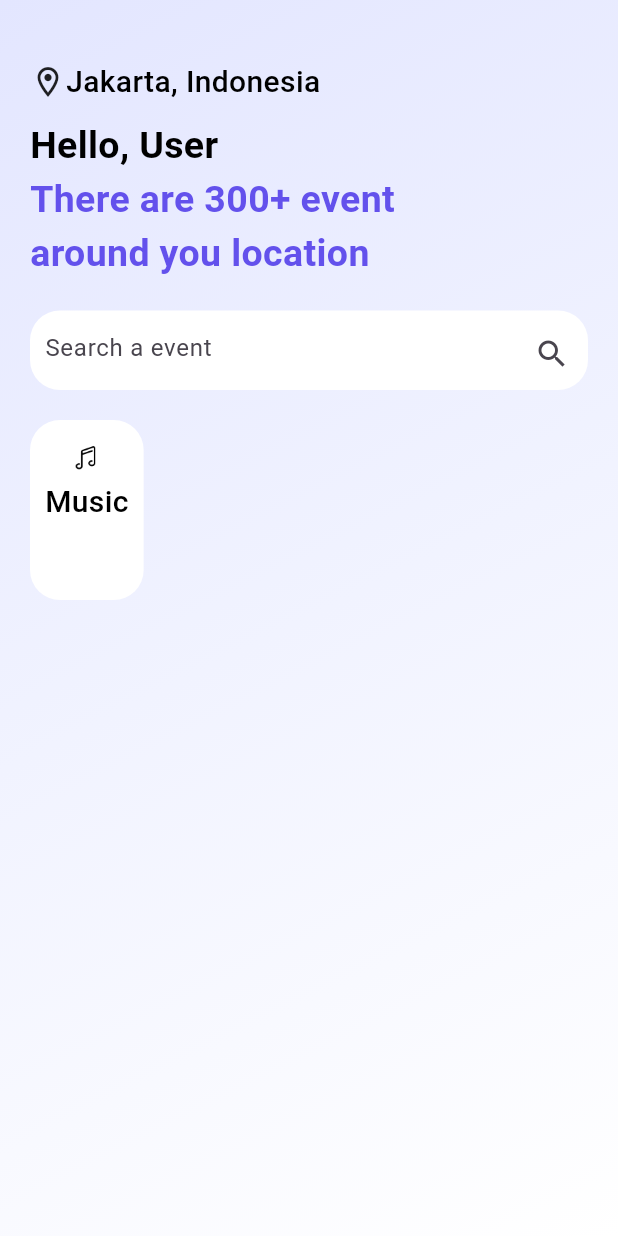
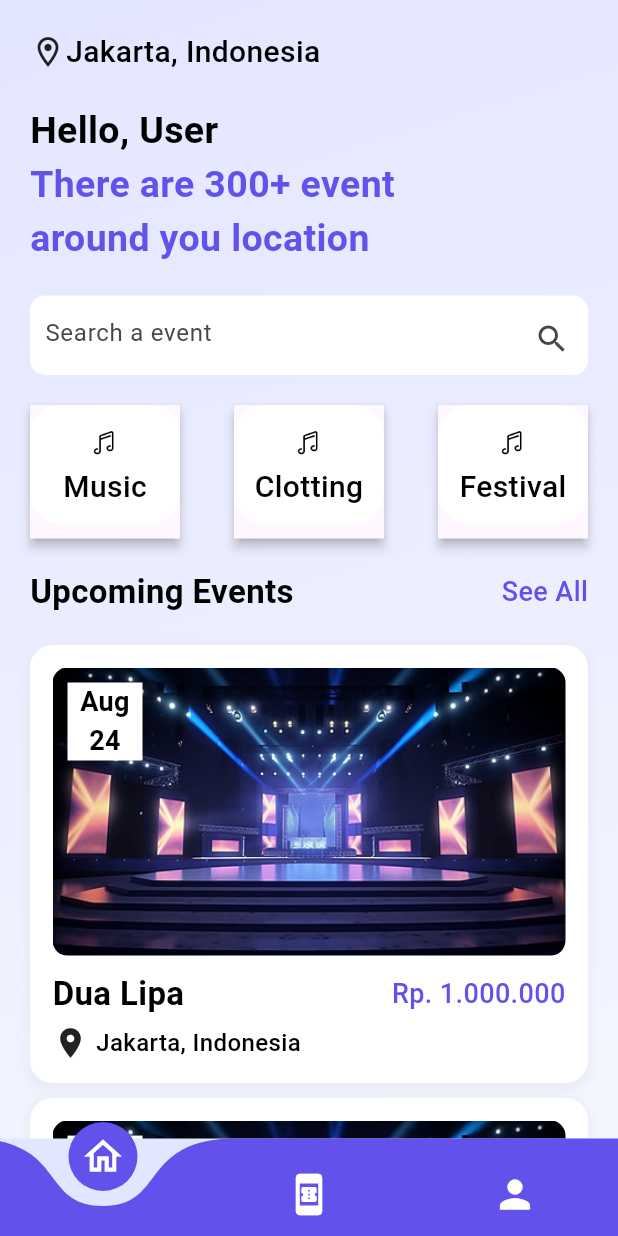
Before and after one commit to IlhamGhaza/event_booking_ui, a Flutter app: the screen it shows after launch, on a phone screen of 412 x 824 dp. Run offline on Flutter 3.47's test engine with Material 3 defaults, Android fonts, the phone set to English and light mode, and no system bars; drawn by our look-alikes of curved_navigation_bar.

Commit message:
feat: add booking, profile pages and refactor home page structure

```diff
--- a/lib/main.dart
+++ b/lib/main.dart
@@ -1,4 +1,6 @@
-import 'pages/home.dart';
+import 'package:event_booking_app/pages/home/bottomnav.dart';
+
+import 'pages/home/home.dart';
 import 'package:flutter/material.dart';
 
 void main() {
@@ -33,7 +35,7 @@ class MyApp extends StatelessWidget {
         colorScheme: ColorScheme.fromSeed(seedColor: Colors.deepPurple),
         useMaterial3: true,
       ),
-      home: const HomePage(),
+      home: const Bottomnav(),
     );
   }
 }
--- /dev/null
+++ b/lib/pages/booking/booking.dart
@@ -0,0 +1,19 @@
+import 'package:flutter/material.dart';
+
+class Booking extends StatefulWidget {
+  const Booking({super.key});
+
+  @override
+  State<Booking> createState() => _BookingState();
+}
+
+class _BookingState extends State<Booking> {
+  @override
+  Widget build(BuildContext context) {
+    return Scaffold(
+      body: Center(
+        child: Text('Booking'),
+      ),
+    );
+  }
+}
--- a/lib/pages/home.dart
+++ /dev/null
@@ -1,125 +0,0 @@
-import 'package:flutter/material.dart';
-
-class HomePage extends StatefulWidget {
-  const HomePage({super.key});
-
-  @override
-  State<HomePage> createState() => _HomePageState();
-}
-
-class _HomePageState extends State<HomePage> {
-  @override
-  Widget build(BuildContext context) {
-    double widthQ = MediaQuery.of(context).size.width;
-    return Scaffold(
-      body: Container(
-        padding: EdgeInsets.only(top: 40, left: 20, right: 20),
-        width: widthQ,
-        decoration: BoxDecoration(
-          gradient: LinearGradient(
-            colors: [
-              Color(0xffe3e6ff),
-              Color(0xfff1f3ff),
-              Colors.white,
-            ],
-            begin: Alignment.topLeft,
-            end: Alignment.bottomRight,
-          ),
-        ),
-        child: Column(
-          crossAxisAlignment: CrossAxisAlignment.start,
-          children: [
-            Row(
-              children: [
-                Icon(
-                  Icons.location_on_outlined,
-                ),
-                Text(
-                  'Jakarta, Indonesia',
-                  style: TextStyle(
-                    color: Colors.black,
-                    fontSize: 20,
-                    fontWeight: FontWeight.w500,
-                  ),
-                ),
-              ],
-            ),
-            SizedBox(
-              height: 10,
-            ),
-            Text(
-              'Hello, User',
-              style: TextStyle(
-                color: Colors.black,
-                fontSize: 25,
-                fontWeight: FontWeight.bold,
-              ),
-            ),
-            Text(
-              'There are 300+ event\naround you location',
-              style: TextStyle(
-                color: Color(0xff6351ec),
-                fontSize: 25,
-                fontWeight: FontWeight.bold,
-              ),
-            ),
-            SizedBox(
-              height: 20,
-            ),
-            Container(
-              padding: EdgeInsets.only(left: 10, top:5),
-              width: widthQ,
-              decoration: BoxDecoration(
-                color: Colors.white,
-                borderRadius: BorderRadius.circular(20),
-              ),
-              child: TextField(
-                decoration: InputDecoration(
-                  hintText: 'Search a event',
-                  suffixIcon: Icon(Icons.search),
-                  border: InputBorder.none,
-                ),
-              ),
-            ),
-            SizedBox(
-              height: 20,
-            ),
-            Container(
-              height: 120,
-              child: ListView(
-                scrollDirection: Axis.horizontal,
-                children: [
-                  Container(
-                    padding: EdgeInsets.all(10),
-                    decoration: BoxDecoration(
-                      color: Colors.white,
-                      borderRadius: BorderRadius.circular(20),
-                    ),
-                    child: Column(
-                      children: [
-                        Image.asset(
-                          'assets/images/music.png',
-                          height: 30,
-                          width: 30,
-                          fit: BoxFit.cover,
-                        ),
-                        Text(
-                          'Music',
-                          style: TextStyle(
-                            color: Colors.black,
-                            fontSize: 20,
-                            fontWeight: FontWeight.w500,
-                          ),
-                        ),
-                      ],
-                    ),
-                  )
-                ],
-              ),
-            )
-          ],
-        ),
-      ),
-    );
-  }
-}
--- /dev/null
+++ b/lib/pages/home/bottomnav.dart
@@ -0,0 +1,55 @@
+import 'package:curved_navigation_bar/curved_navigation_bar.dart';
+import 'package:flutter/material.dart';
+import '../booking/booking.dart';
+import '../profile/profile.dart';
+import 'home.dart';
+
+class Bottomnav extends StatefulWidget {
+  const Bottomnav({super.key});
+
+  @override
+  State<Bottomnav> createState() => _BottomnavState();
+}
+
+class _BottomnavState extends State<Bottomnav> {
+  late List<Widget> pages;
+  late HomePage home;
+  late Booking booking;
+  late Profile profile;
+  int currentIndex = 0;
+
+  @override
+  void initState() {
+    // TODO: implement initState
+    super.initState();
+
+    home = HomePage();
+    booking = Booking();
+    profile = Profile();
+    pages = [home, booking, profile];
+  }
+
+  @override
+  Widget build(BuildContext context) {
+    return Scaffold(
+      bottomNavigationBar: CurvedNavigationBar(
+        height: 65,
+        backgroundColor: Color(0xffe3e6ff), // Matches gradient from home
+        color: Color(0xff6351ec), // Main purple color from home
+        buttonBackgroundColor: Color(0xff6351ec), // Keep consistent
+        animationDuration: Duration(milliseconds: 500),
+        items: [
+          Icon(Icons.home_outlined, color: Colors.white, size: 30),
+          Icon(Icons.book_online, color: Colors.white, size: 30),
+          Icon(Icons.person, color: Colors.white, size: 30),
+        ],
+        onTap: (index) {
+          setState(() {
+            currentIndex = index;
+          });
+        },
+      ),
+      body: pages[currentIndex],
+    );
+  }
+}
--- /dev/null
+++ b/lib/pages/home/fragment/event-fragment.dart
@@ -0,0 +1,103 @@
+import 'package:flutter/material.dart';
+
+class Eventfragment extends StatelessWidget {
+  final VoidCallback onPressed;
+  final String imageEvent;
+  final String textDate;
+  final String textName;
+  final String textLocation;
+  final String textPrice;
+  const Eventfragment({super.key, required this.onPressed, required this.imageEvent, required this.textDate, required this.textName, required this.textLocation, required this.textPrice});
+
+  @override
+  Widget build(BuildContext context) {
+    double widthQ = MediaQuery.of(context).size.width;
+    return Column(
+      children: [
+        Container(
+          width: widthQ,
+          decoration: BoxDecoration(
+            color: Colors.white,
+            borderRadius: BorderRadius.circular(10),
+          ),
+          child: Stack(
+            children: [
+              ClipRRect(
+                borderRadius: BorderRadius.circular(10),
+                child: Image.asset(
+                  imageEvent,
+                  width: widthQ,
+                  fit: BoxFit.cover,
+                ),
+              ),
+              Container(
+                margin: EdgeInsets.only(top: 10, left: 10),
+                width: 50,
+                decoration: BoxDecoration(
+                  color: Colors.white,
+                ),
+                child: Center(
+                  child: Text(
+                    textDate,
+                    textAlign: TextAlign.center,
+                    style: TextStyle(
+                      fontSize: 18,
+                      color: Colors.black,
+                      fontWeight: FontWeight.bold,
+                    ),
+                  ),
+                ),
+              )
+            ],
+          ),
+        ),
+        SizedBox(height: 10),
+        Row(
+          mainAxisAlignment: MainAxisAlignment.spaceBetween,
+          children: [
+            Expanded(
+              child: Text(
+                textName,
+                maxLines: 1,
+                style: TextStyle(
+                  color: Colors.black,
+                  fontSize: 22,
+                  fontWeight: FontWeight.bold,
+                  overflow: TextOverflow.ellipsis,
+                ),
+              ),
+            ),
+            InkWell(
+              onTap: () {},
+              child: Text(
+                textPrice,
+                style: TextStyle(
+                  color: Color(0xff6351ec),
+                  fontSize: 18,
+                  fontWeight: FontWeight.w500,
+                ),
+              ),
+            ),
+          ],
+        ),
+        SizedBox(height: 5),
+        Row(
+          children: [
+            Icon(
+              Icons.location_on,
+            ),
+            SizedBox(width: 5),
+            Text(
+              textLocation,
+              style: TextStyle(
+                color: Colors.black,
+                fontSize: 16,
+                fontWeight: FontWeight.w500,
+              ),
+            ),
+          ],
+        )
+      ],
+    );
+  }
+}
--- /dev/null
+++ b/lib/pages/home/fragment/iconbar-fragment.dart
@@ -0,0 +1,46 @@
+import 'package:flutter/material.dart';
+
+class IconBarFragment extends StatelessWidget {
+  final VoidCallback onPressed;
+  final String imagePath;
+  final String text;
+  const IconBarFragment({super.key, required this.imagePath, required this.text, required this.onPressed});
+
+  @override
+  Widget build(BuildContext context) {
+    return InkWell(
+      onTap: () {},
+      child: Material(
+        elevation: 3,
+        child: Container(
+          margin: EdgeInsets.only(bottom: 10),
+          width: 100,
+          padding: EdgeInsets.all(10),
+          decoration: BoxDecoration(
+            color: Colors.white,
+            borderRadius: BorderRadius.circular(20),
+          ),
+          child: Column(
+            mainAxisAlignment: MainAxisAlignment.center,
+            children: [
+              Image.asset(
+                imagePath,
+                height: 30,
+                width: 30,
+                fit: BoxFit.cover,
+              ),
+              Text(
+                text,
+                style: TextStyle(
+                  color: Colors.black,
+                  fontSize: 20,
+                  fontWeight: FontWeight.w500,
+                ),
+              ),
+            ],
+          ),
+        ),
+      ),
+    );
+  }
+}
--- /dev/null
+++ b/lib/pages/home/home.dart
@@ -0,0 +1,181 @@
+import 'package:event_booking_app/pages/home/fragment/event-fragment.dart';
+import 'package:event_booking_app/pages/home/fragment/iconbar-fragment.dart';
+import 'package:flutter/material.dart';
+
+class HomePage extends StatefulWidget {
+  const HomePage({super.key});
+
+  @override
+  State<HomePage> createState() => _HomePageState();
+}
+
+class _HomePageState extends State<HomePage> {
+  @override
+  Widget build(BuildContext context) {
+    double widthQ = MediaQuery.of(context).size.width;
+    return Scaffold(
+      body: SafeArea(
+        child: SingleChildScrollView(
+          child: Container(
+            padding: EdgeInsets.only(top: 20, left: 20, right: 20),
+            width: widthQ,
+            decoration: BoxDecoration(
+              gradient: LinearGradient(
+                colors: [
+                  Color(0xffe3e6ff),
+                  Color(0xfff1f3ff),
+                  Colors.white,
+                ],
+                begin: Alignment.topLeft,
+                end: Alignment.bottomRight,
+              ),
+            ),
+            child: Column(
+              spacing: 20,
+              crossAxisAlignment: CrossAxisAlignment.start,
+              children: [
+                Row(
+                  children: [
+                    Icon(
+                      Icons.location_on_outlined,
+                    ),
+                    Text(
+                      'Jakarta, Indonesia',
+                      style: TextStyle(
+                        color: Colors.black,
+                        fontSize: 20,
+                        fontWeight: FontWeight.w500,
+                      ),
+                    ),
+                  ],
+                ),
+                Column(
+                  crossAxisAlignment: CrossAxisAlignment.start,
+                  children: [
+                    Text(
+                      'Hello, User',
+                      style: TextStyle(
+                        color: Colors.black,
+                        fontSize: 25,
+                        fontWeight: FontWeight.bold,
+                      ),
+                    ),
+                    Text(
+                      'There are 300+ event\naround you location',
+                      style: TextStyle(
+                        color: Color(0xff6351ec),
+                        fontSize: 25,
+                        fontWeight: FontWeight.bold,
+                      ),
+                    ),
+                  ],
+                ),
+                Container(
+                  padding: EdgeInsets.only(left: 10, top: 5),
+                  width: widthQ,
+                  decoration: BoxDecoration(
+                    color: Colors.white,
+                    borderRadius: BorderRadius.circular(10),
+                  ),
+                  child: TextField(
+                    decoration: InputDecoration(
+                      hintText: 'Search a event',
+                      suffixIcon: Icon(Icons.search),
+                      border: InputBorder.none,
+                    ),
+                  ),
+                ),
+                Row(
+                  mainAxisAlignment: MainAxisAlignment.spaceBetween,
+                  children: [
+                    IconBarFragment(
+                      imagePath: "assets/images/music.png",
+                      text: "Music",
+                      onPressed: () {},
+                    ),
+                    IconBarFragment(
+                      imagePath: "assets/images/music.png",
+                      text: "Clotting",
+                      onPressed: () {},
+                    ),
+                    IconBarFragment(
+                      imagePath: "assets/images/music.png",
+                      text: "Festival",
+                      onPressed: () {},
+                    ),
+                  ],
+                ),
+                Row(
+                  mainAxisAlignment: MainAxisAlignment.spaceBetween,
+                  children: [
+                    Text(
+                      'Upcoming Events',
+                      style: TextStyle(
+                        color: Colors.black,
+                        fontSize: 22,
+                        fontWeight: FontWeight.bold,
+                      ),
+                    ),
+                    InkWell(
+                      onTap: () {},
+                      child: Text(
+                        'See All',
+                        style: TextStyle(
+                          color: Color(0xff6351ec),
+                          fontSize: 18,
+                          fontWeight: FontWeight.w500,
+                        ),
+                      ),
+                    ),
+                  ],
+                ),
+                //event list
+                Column(
+                  children: [
+                    ListView.builder(
+                      itemCount: 3,
+                      shrinkWrap: true,
+                      physics: NeverScrollableScrollPhysics(),
+                      itemBuilder: (context, index) {
+                        return Column(
+                          children: [
+                            Container(
+                              padding: EdgeInsets.all(15),
+                              decoration: BoxDecoration(
+                                color: Colors.white,
+                                borderRadius: BorderRadius.circular(15),
+                                boxShadow: [
+                                  BoxShadow(
+                                    color: Colors.grey.withOpacity(0.1),
+                                    spreadRadius: 2,
+                                    blurRadius: 5,
+                                    offset: Offset(0, 3),
+                                  ),
+                                ],
+                              ),
+                              child: Eventfragment(
+                                onPressed: () {},
+                                imageEvent: 'assets/images/event.jpg',
+                                textDate: 'Aug\n24',
+                                textName: 'Dua Lipa',
+                                textLocation: 'Jakarta, Indonesia',
+                                textPrice: 'Rp. 1.000.000',
+                              ),
+                            ),
+                            SizedBox(
+                              height: 10,
+                            ),
+                          ],
+                        );
+                      },
+                    ),
+                  ],
+                )
+              ],
+            ),
+          ),
+        ),
+      ),
+    );
+  }
+}
--- /dev/null
+++ b/lib/pages/profile/profile.dart
@@ -0,0 +1,19 @@
+import 'package:flutter/material.dart';
+
+class Profile extends StatefulWidget {
+  const Profile({super.key});
+
+  @override
+  State<Profile> createState() => _ProfileState();
+}
+
+class _ProfileState extends State<Profile> {
+  @override
+  Widget build(BuildContext context) {
+    return Scaffold(
+      body: Center(
+        child: Text('Profile'),
+      ),
+    );
+  }
+}
```
Also changed, not shown: pubspec.yaml (+4 -15 lines), assets/images/event.jpg (added), pubspec.lock.
